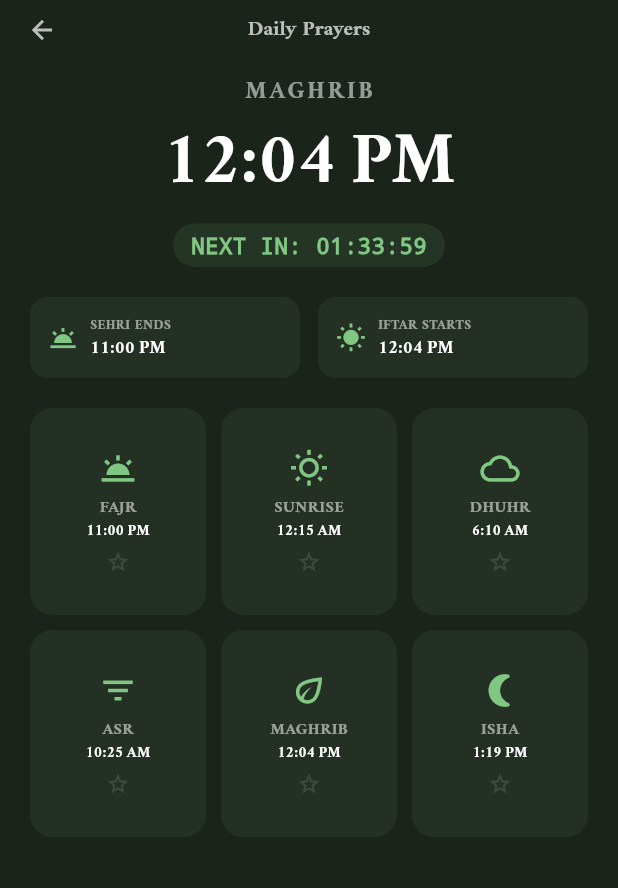
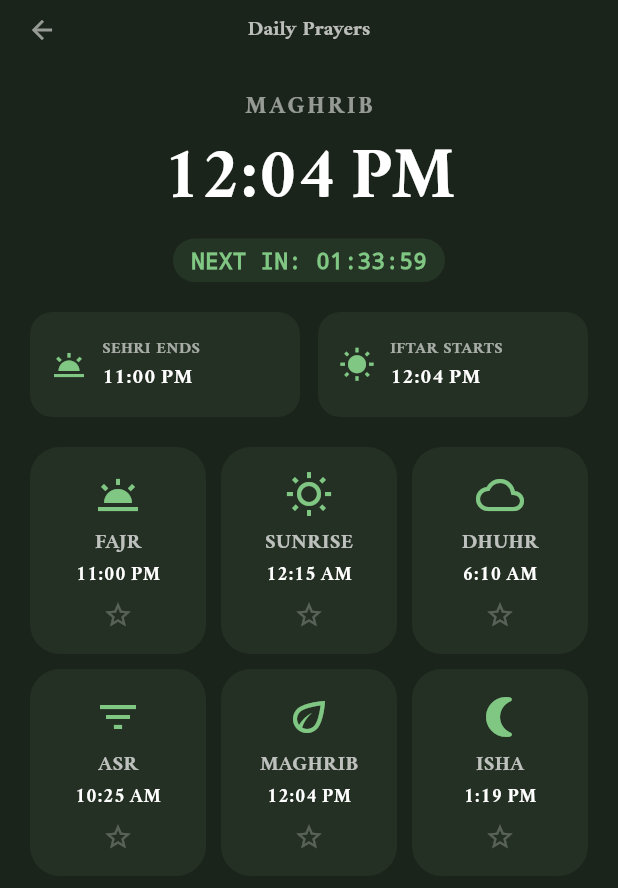
Before and after one commit to HASANALBANNA2024/holy_quran, a Flutter app: the PrayerScreen screen opened directly, on a phone screen of 412 x 824 dp. Shown: the top 888 px of the screen. Run offline on Flutter 3.47's test engine with Material 3 defaults, Android fonts, the light colour scheme and no system bars; our stand-ins replace adhan, flutter_local_notifications, geolocator, in_app_review, just_audio, package_info_plus and 2 more; accounts and stored records are empty.

Commit message:
prayer screen color change

```diff
--- a/lib/screens/prayer_screen.dart
+++ b/lib/screens/prayer_screen.dart
@@ -97,7 +97,7 @@ class _PrayerScreenState extends State<PrayerScreen> {
   Widget build(BuildContext context) {
     if (_prayerTimes == null) {
       return const Scaffold(
-        backgroundColor: Color(0xFF1B241A),
+        backgroundColor: Color(0xFFE8F5E9),
         body: Center(
           child: CircularProgressIndicator(color: Color(0xFF81C784)),
         ),
@@ -137,10 +137,11 @@ class _PrayerScreenState extends State<PrayerScreen> {
         ),
         centerTitle: true,
         leading: IconButton(
-          icon: const Icon(Icons.arrow_back, color: Colors.white70, size: 20),
+          icon: const Icon(Icons.arrow_back, color: Colors.white54, size: 20),
           onPressed: () => Navigator.pop(context),
         ),
       ),
+
       body: Column(
         children: [
           // ১. টপ সেকশন (গ্যাপ কম এবং ওভারল্যাপ প্রোটেকশনসহ)
@@ -148,6 +149,7 @@ class _PrayerScreenState extends State<PrayerScreen> {
             padding: const EdgeInsets.symmetric(vertical: 10, horizontal: 20),
             child: Column(
               children: [
+                SizedBox(height: 10,),
                 Text(
                   displayName,
                   style: const TextStyle(
@@ -257,40 +259,46 @@ class _PrayerScreenState extends State<PrayerScreen> {
           _updateCounter();
         },
         child: Container(
-          padding: const EdgeInsets.all(12),
+          // প্যাডিং ১২ থেকে বাড়িয়ে ১৬ করা হয়েছে যাতে হাইট বাড়ে
+          padding: const EdgeInsets.symmetric(horizontal: 14, vertical: 16),
           decoration: BoxDecoration(
             color: isSelected
                 ? const Color(0xFF131B12)
                 : const Color(0xFF243023),
-            borderRadius: BorderRadius.circular(12),
+            borderRadius: BorderRadius.circular(15), // একটু বেশি রাউন্ড করা হয়েছে
             border: isSelected
-                ? Border.all(color: const Color(0xFF81C784), width: 1)
+                ? Border.all(color: const Color(0xFF81C784), width: 1.5)
                 : null,
           ),
           child: Row(
             children: [
-              Icon(icon, color: const Color(0xFF81C784), size: 20),
-              const SizedBox(width: 8),
+              // আইকন সাইজ ২০ থেকে বাড়িয়ে ২৪ করা হয়েছে
+              Icon(icon, color: const Color(0xFF81C784), size: 24),
+              const SizedBox(width: 10), // গ্যাপ কিছুটা বাড়ানো হয়েছে
               Flexible(
                 child: Column(
                   crossAxisAlignment: CrossAxisAlignment.start,
+                  mainAxisSize: MainAxisSize.min, // কলামটিকে মাঝখানে রাখার জন্য
                   children: [
                     FittedBox(
                       child: Text(
                         name,
-                        style: const TextStyle(
-                          color: Colors.white54,
-                          fontSize: 9,
+                        style: TextStyle(
+                          // isSelected হলে টেক্সট উজ্জ্বল দেখাবে
+                          color: isSelected ? Colors.white : Colors.white60,
+                          fontSize: 11, // ৯ থেকে বাড়িয়ে ১১ করা হয়েছে
                           fontWeight: FontWeight.bold,
                         ),
                       ),
                     ),
+                    const SizedBox(height: 2), // টেক্সট দুটির মাঝে গ্যাপ
                     Text(
                       DateFormat.jm().format(time),
                       style: const TextStyle(
                         color: Colors.white,
-                        fontSize: 12,
+                        fontSize: 14, // ১২ থেকে বাড়িয়ে ১৪ করা হয়েছে
                         fontWeight: FontWeight.bold,
+                        letterSpacing: 0.5,
                       ),
                     ),
                   ],
@@ -319,38 +327,50 @@ class _PrayerScreenState extends State<PrayerScreen> {
         _updateCounter();
       },
       child: Container(
+        // এখানে height এবং width সেট করে কার্ডের সাইজ নিয়ন্ত্রণ করা হয়েছে
+        height: 150, // আপনি চাইলে এটি বাড়িয়ে ১৪০ বা ১৫০ করতে পারেন
+        padding: const EdgeInsets.symmetric(vertical: 10), // ভেতরের স্পেসের জন্য
         decoration: BoxDecoration(
           color: isSelected ? const Color(0xFF131B12) : const Color(0xFF243023),
-          borderRadius: BorderRadius.circular(15),
+          borderRadius: BorderRadius.circular(20), // কোণাগুলো একটু বেশি রাউন্ড করলাম
           border: isSelected
-              ? Border.all(color: const Color(0xFF81C784), width: 1)
+              ? Border.all(color: const Color(0xFF81C784), width: 1.5)
               : null,
         ),
         child: Column(
-          mainAxisAlignment: MainAxisAlignment.center,
+          mainAxisAlignment: MainAxisAlignment.spaceEvenly, // ইলিমেন্টগুলোকে সমান দূরত্বে রাখবে
           children: [
-            Icon(icon, color: const Color(0xFF81C784), size: 26),
-            const SizedBox(height: 5),
+            // আইকন সাইজ ২৬ থেকে বাড়িয়ে ৩২ করা হয়েছে
+            Icon(icon, color: const Color(0xFF81C784), size: 32),
+
+            Column(
+              children: [
                 Text(
                   name,
                   style: TextStyle(
-                color: isSelected ? Colors.white : Colors.white54,
-                fontSize: 11,
+                    color: isSelected ? Colors.white : Colors.white70,
+                    fontSize: 14, // ১১ থেকে বাড়িয়ে ১৪ করা হয়েছে
+                    fontWeight: FontWeight.w500,
                   ),
                 ),
+                const SizedBox(height: 2),
                 Text(
                   DateFormat.jm().format(time),
                   style: const TextStyle(
                     color: Colors.white,
-                fontSize: 10,
+                    fontSize: 13, // ১০ থেকে বাড়িয়ে ১৩ করা হয়েছে
                     fontWeight: FontWeight.bold,
+                    letterSpacing: 0.5,
                   ),
                 ),
-            const SizedBox(height: 6),
+              ],
+            ),
+
+            // নিচের স্টার আইকনটি একটু বড় করা হয়েছে
             Icon(
               isSelected ? Icons.star : Icons.star_border,
-              color: isSelected ? const Color(0xFF81C784) : Colors.white12,
-              size: 16,
+              color: isSelected ? const Color(0xFF81C784) : Colors.white24,
+              size: 20, // ১৬ থেকে বাড়িয়ে ২০ করা হয়েছে
             ),
           ],
         ),
```
Lines whose indentation alone changed are shown as unchanged.
